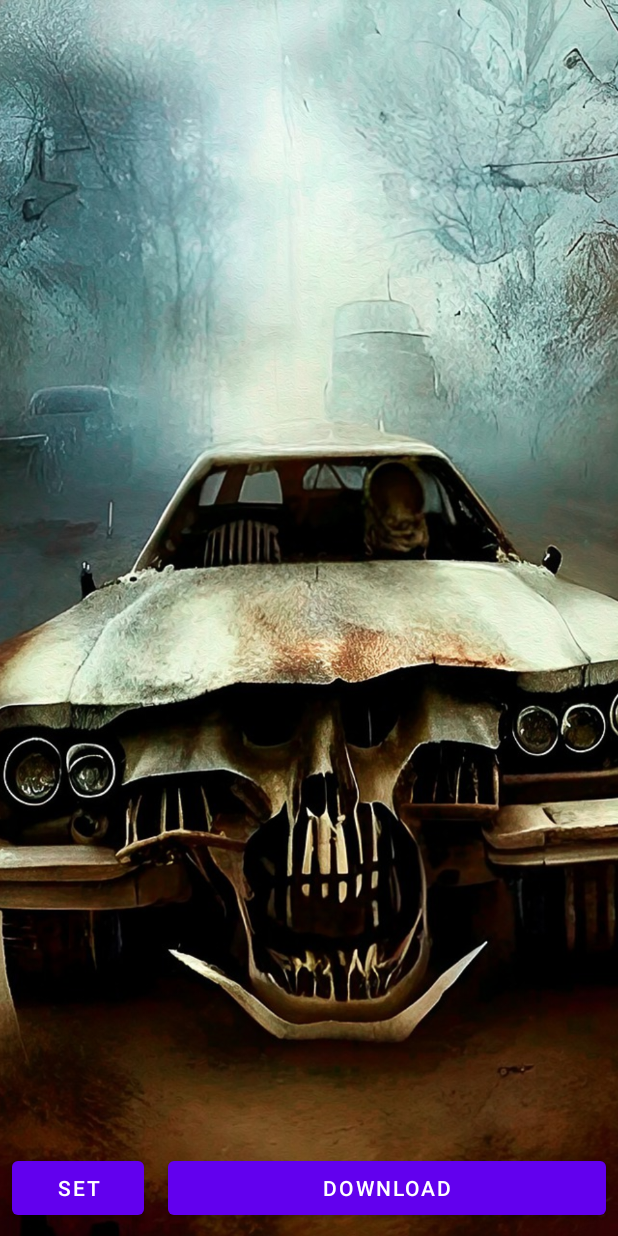
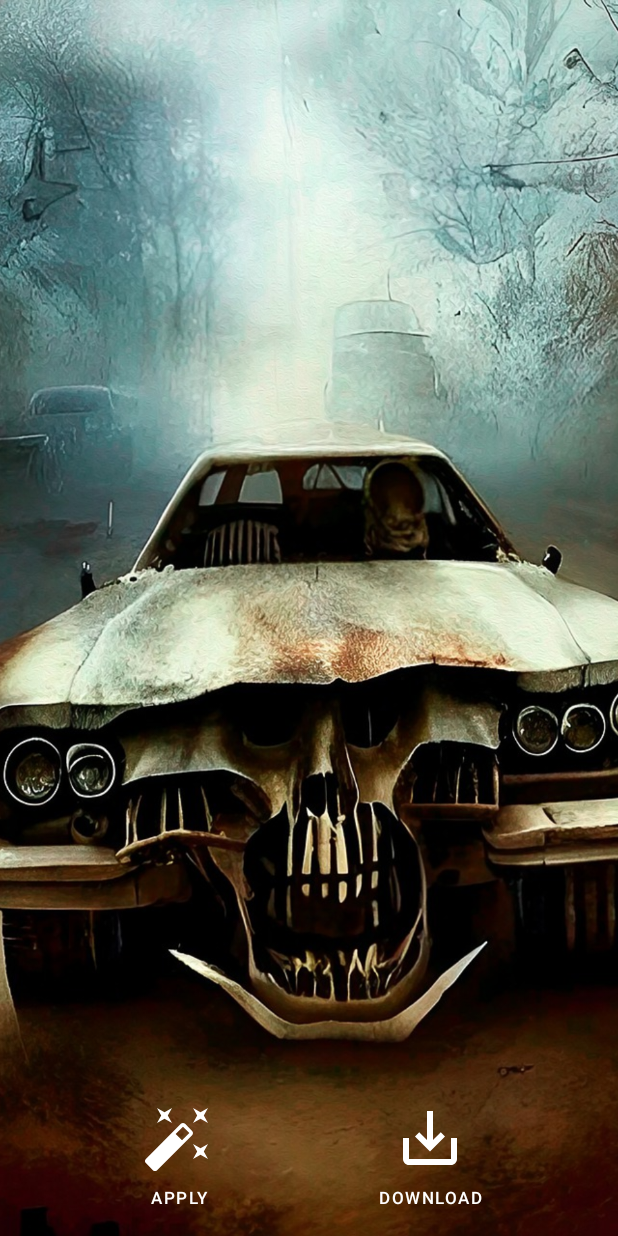
Before and after one commit to dchugunoff/PhoneWalls, an Android app: the layout fragment_selected_image.xml on its own in the app's theme, with its tools: preview values and no code run, on a phone screen of 412 x 824 dp. Run offline under Robolectric (Android 15) with nearby library versions, the phone set to English and light mode, and no system bars; network calls fail; Roboto replaces fonts that are not available here.

Commit message:
created riffle_effect for buttons changed save and apply buttons

```diff
--- /dev/null
+++ b/app/src/main/res/drawable/baseline_auto_fix_high_24.xml
@@ -0,0 +1,5 @@
+<vector android:height="48dp" android:tint="@color/white"
+    android:viewportHeight="24" android:viewportWidth="24"
+    android:width="48dp" xmlns:android="http://schemas.android.com/apk/res/android">
+    <path android:fillColor="@android:color/white" android:pathData="M7.5,5.6L10,7 8.6,4.5 10,2 7.5,3.4 5,2l1.4,2.5L5,7zM19.5,15.4L17,14l1.4,2.5L17,19l2.5,-1.4L22,19l-1.4,-2.5L22,14zM22,2l-2.5,1.4L17,2l1.4,2.5L17,7l2.5,-1.4L22,7l-1.4,-2.5zM14.37,7.29c-0.39,-0.39 -1.02,-0.39 -1.41,0L1.29,18.96c-0.39,0.39 -0.39,1.02 0,1.41l2.34,2.34c0.39,0.39 1.02,0.39 1.41,0L16.7,11.05c0.39,-0.39 0.39,-1.02 0,-1.41l-2.33,-2.35zM13.34,12.78l-2.12,-2.12 2.44,-2.44 2.12,2.12 -2.44,2.44z"/>
+</vector>
--- /dev/null
+++ b/app/src/main/res/drawable/baseline_save_alt_24.xml
@@ -0,0 +1,6 @@
+<vector android:height="48dp"
+    android:tint="@color/white"
+    android:viewportHeight="24" android:viewportWidth="24"
+    android:width="48dp" xmlns:android="http://schemas.android.com/apk/res/android">
+    <path android:fillColor="@android:color/white" android:pathData="M19,12v7L5,19v-7L3,12v7c0,1.1 0.9,2 2,2h14c1.1,0 2,-0.9 2,-2v-7h-2zM13,12.67l2.59,-2.58L17,11.5l-5,5 -5,-5 1.41,-1.41L11,12.67L11,3h2z"/>
+</vector>
--- /dev/null
+++ b/app/src/main/res/drawable/riffle_effect.xml
@@ -0,0 +1,9 @@
+<?xml version="1.0" encoding="utf-8"?>
+<ripple xmlns:android="http://schemas.android.com/apk/res/android"
+    android:color="@color/white">
+    <item android:id="@android:id/mask">
+        <shape android:shape="oval">
+            <solid android:color="@color/white" />
+        </shape>
+    </item>
+</ripple>
--- a/app/src/main/res/layout/fragment_category_selection.xml
+++ b/app/src/main/res/layout/fragment_category_selection.xml
@@ -7,7 +7,7 @@
 
     <androidx.recyclerview.widget.RecyclerView
         android:id="@+id/recyclerView"
-        android:layout_width="0dp"
+        android:layout_width="wrap_content"
         android:layout_height="0dp"
         app:layoutManager="androidx.recyclerview.widget.StaggeredGridLayoutManager"
         app:layout_constraintBottom_toBottomOf="parent"
--- a/app/src/main/res/layout/fragment_selected_image.xml
+++ b/app/src/main/res/layout/fragment_selected_image.xml
@@ -1,16 +1,16 @@
 <?xml version="1.0" encoding="utf-8"?>
 <androidx.constraintlayout.widget.ConstraintLayout xmlns:android="http://schemas.android.com/apk/res/android"
     xmlns:app="http://schemas.android.com/apk/res-auto"
+    xmlns:tools="http://schemas.android.com/tools"
     android:layout_width="match_parent"
-    android:layout_height="match_parent"
-    xmlns:tools="http://schemas.android.com/tools">
+    android:layout_height="match_parent">
 
     <ImageView
         android:id="@+id/selected_image"
+        android:layout_width="match_parent"
+        android:layout_height="match_parent"
         android:adjustViewBounds="true"
         android:scaleType="centerCrop"
-        android:layout_width="match_parent"
-        android:layout_height="match_parent"
         app:layout_constraintBottom_toBottomOf="parent"
         app:layout_constraintEnd_toEndOf="parent"
         app:layout_constraintStart_toStartOf="parent"
@@ -22,20 +22,22 @@
         android:layout_width="wrap_content"
         android:layout_height="wrap_content"
         android:layout_marginBottom="8dp"
-        android:layout_marginEnd="8dp"
-        android:layout_marginStart="8dp"
+        android:background="@drawable/riffle_effect"
+        android:drawableTop="@drawable/baseline_auto_fix_high_24"
         android:text="@string/set_as_wallpaper"
+        android:textSize="11sp"
         app:layout_constraintBottom_toBottomOf="@+id/selected_image"
         app:layout_constraintEnd_toStartOf="@id/download_button"
         app:layout_constraintStart_toStartOf="parent" />
 
     <Button
         android:id="@+id/download_button"
-        android:layout_width="0dp"
+        android:layout_width="wrap_content"
         android:layout_height="wrap_content"
+        android:background="@drawable/riffle_effect"
+        android:drawableTop="@drawable/baseline_save_alt_24"
         android:text="@string/download"
-        android:layout_marginStart="8dp"
-        android:layout_marginEnd="8dp"
+        android:textSize="11sp"
         app:layout_constraintBottom_toBottomOf="@+id/set_wallpaper_button"
         app:layout_constraintEnd_toEndOf="parent"
         app:layout_constraintStart_toEndOf="@+id/set_wallpaper_button" />
--- a/app/src/main/res/values/strings.xml
+++ b/app/src/main/res/values/strings.xml
@@ -4,7 +4,7 @@
     <string name="lock_screen">Lock screen</string>
     <string name="wallpaper_and_lock_screen">Wallpaper and lock screen</string>
     <string name="download">Download</string>
-    <string name="set_as_wallpaper">set</string>
+    <string name="set_as_wallpaper">Apply</string>
     <string name="apply_to">Apply to</string>
     <string name="settings">Settings</string>
     <string name="categories">Categories</string>
```
Also changed, not shown: 1 other file.
